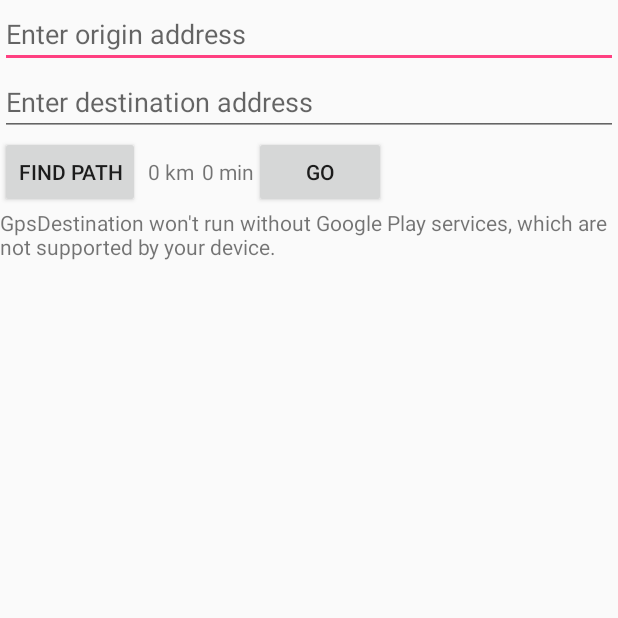
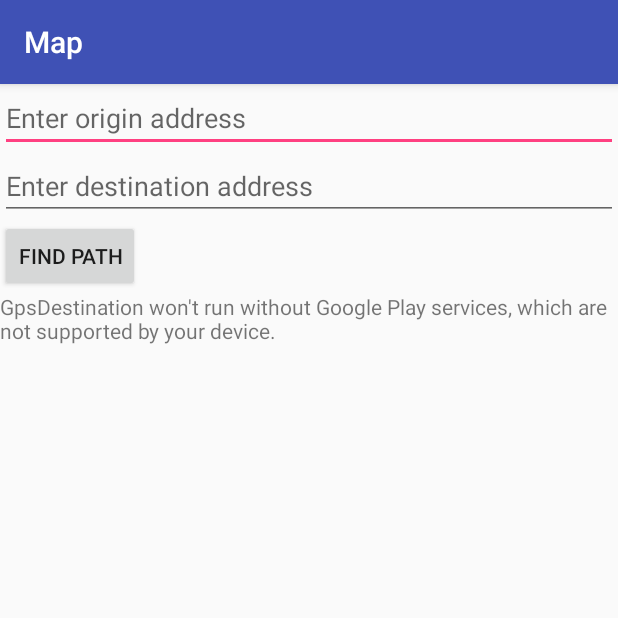
Before and after one commit to sofianepichichi/MapsDirection, an Android app: the screen it shows after launch (MapsActivity), on a phone screen of 412 x 824 dp, the top half of it. Run offline under Robolectric (Android 15) with nearby library versions, the phone set to English and light mode, and no system bars.

Commit message:
distance

```diff
--- a/app/src/debug/res/values/google_maps_api.xml
+++ b/app/src/debug/res/values/google_maps_api.xml
@@ -20,5 +20,5 @@
     Once you have your key (it starts with "AIza"), replace the "google_maps_key"
     string in this file.
     -->
-    <string name="google_maps_key" templateMergeStrategy="preserve" translatable="false">AIzaSyBJzwkTeSpNVikBsXCXIruRvUIbNQOR9Nw</string>
+    <string name="google_maps_key" templateMergeStrategy="preserve" translatable="false">YOUR KEY</string>
 </resources>
--- a/app/src/main/AndroidManifest.xml
+++ b/app/src/main/AndroidManifest.xml
@@ -7,6 +7,8 @@
          location permissions for the 'MyLocation' functionality.
     -->
     <uses-permission android:name="android.permission.ACCESS_FINE_LOCATION" />
+    <uses-permission android:name="android.permission.ACCESS_COARSE_LOCATION" />
+
 
     <application
         android:allowBackup="true"
@@ -25,7 +27,7 @@
         -->
         <meta-data
             android:name="com.google.android.geo.API_KEY"
-            android:value="AIzaSyBJzwkTeSpNVikBsXCXIruRvUIbNQOR9Nw" />
+            android:value=" Inserez votre clé API ici" />
 
         <activity
             android:name=".MapsActivity"
--- a/app/src/main/java/com/example/fianso/gpsdestination/DirectionFinderListener.java
+++ b/app/src/main/java/com/example/fianso/gpsdestination/DirectionFinderListener.java
@@ -1,8 +1,10 @@
 package com.example.fianso.gpsdestination;
+
+import android.widget.TextView;
 
 import java.util.List;
 
 interface DirectionFinderListener {
     void onDirectionFinderStart();
-    void onDirectionFinderSuccess(List<Route> route);
+    void onDirectionFinderSuccess(List<Route> routes);
 }
--- /dev/null
+++ b/app/src/main/java/com/example/fianso/gpsdestination/MapServiceInter.java
@@ -0,0 +1,17 @@
+package com.example.fianso.gpsdestination;
+
+import android.support.annotation.NonNull;
+
+interface MapServiceInter {
+
+
+    void initMap();
+
+    void getLocationPermission();
+    void OnrequestPermission(int requestCode,
+                             @NonNull String permissions[],
+                             @NonNull int[] grantResults);
+    void updateLocationUI();
+    void getDeviceLocation();
+    void cleanMap();
+}
--- a/app/src/main/java/com/example/fianso/gpsdestination/MapsActivity.java
+++ b/app/src/main/java/com/example/fianso/gpsdestination/MapsActivity.java
@@ -1,64 +1,39 @@
 package com.example.fianso.gpsdestination;
 
-import android.Manifest;
-import android.app.ProgressDialog;
-import android.content.pm.PackageManager;
-import android.graphics.Color;
-import android.location.Address;
-import android.location.Geocoder;
-import android.support.v4.app.ActivityCompat;
-import android.support.v4.app.FragmentActivity;
+import android.support.annotation.NonNull;
 import android.os.Bundle;
+import android.support.v7.app.AppCompatActivity;
 import android.view.View;
 import android.widget.Button;
 import android.widget.EditText;
 import android.widget.TextView;
 import android.widget.Toast;
 
-import com.google.android.gms.maps.CameraUpdate;
-import com.google.android.gms.maps.CameraUpdateFactory;
-import com.google.android.gms.maps.GoogleMap;
-import com.google.android.gms.maps.OnMapReadyCallback;
-import com.google.android.gms.maps.SupportMapFragment;
-import com.google.android.gms.maps.model.BitmapDescriptor;
-import com.google.android.gms.maps.model.BitmapDescriptorFactory;
-import com.google.android.gms.maps.model.LatLng;
-import com.google.android.gms.maps.model.Marker;
-import com.google.android.gms.maps.model.MarkerOptions;
-import com.google.android.gms.maps.model.Polyline;
-import com.google.android.gms.maps.model.PolylineOptions;
-
-import java.io.IOException;
 import java.io.UnsupportedEncodingException;
-import java.util.ArrayList;
 import java.util.List;
 
-public class MapsActivity extends FragmentActivity implements OnMapReadyCallback, DirectionFinderListener {
+public class MapsActivity extends AppCompatActivity implements DirectionFinderListener {
 
-    private GoogleMap mMap;
 
 
     EditText txt1;
+    TextView textRoute;
+    TextView textDistance;
     EditText txt2;
-    Button btn;
+
     Button btnPath;
-    private List<Marker> originMarkers = new ArrayList<>();
-    private List<Marker> destinationMarkers = new ArrayList<>();
-    private List<Polyline> polylinePaths = new ArrayList<>();
-    private ProgressDialog progressDialog;
 
+    private MapService mMapService;
     @Override
     protected void onCreate(Bundle savedInstanceState) {
         super.onCreate(savedInstanceState);
         setContentView(R.layout.activity_maps);
         txt2 = (EditText) findViewById(R.id.etDestination);
-        btn = (Button) findViewById(R.id.btnLocation);
-        txt1 =(EditText) findViewById(R.id.etOrigin);
-        btnPath =(Button) findViewById(R.id.btnFindPath);
-        // Obtain the SupportMapFragment and get notified when the map is ready to be used.
-        SupportMapFragment mapFragment = (SupportMapFragment) getSupportFragmentManager()
-                .findFragmentById(R.id.map);
-        mapFragment.getMapAsync(this); // la méthode qui démarre le service de la carte map
+      //btn = (Button) findViewById(R.id.btnLocation);
+        txt1 = (EditText) findViewById(R.id.etOrigin);
+        btnPath = (Button) findViewById(R.id.btnFindPath);
+        textRoute =  ((TextView) findViewById(R.id.tvDuration));
+        textDistance =((TextView) findViewById(R.id.tvDistance));
 
 
         btnPath.setOnClickListener(new View.OnClickListener() {
@@ -71,8 +46,18 @@ public class MapsActivity extends FragmentActivity implements OnMapReadyCallback
                 }
             }
         });
+
+        this.mMapService = new MapService(MapsActivity.this);
+        this.mMapService.initMap();
     }
 
+
+    @Override
+    public void onRequestPermissionsResult(int requestCode,
+                                           @NonNull String permissions[],
+                                           @NonNull int[] grantResults) {
+        this.mMapService.OnrequestPermission(requestCode, permissions, grantResults);
+    }
 
     private void sendRequest() throws UnsupportedEncodingException {
         String origin = txt1.getText().toString();
@@ -90,103 +75,17 @@ public class MapsActivity extends FragmentActivity implements OnMapReadyCallback
     }
 
 
-    /**
-     * Manipulates the map once available.
-     * This callback is triggered when the map is ready to be used.
-     * This is where we can add markers or lines, add listeners or move the camera. In this case,
-     * we just add a marker near Sydney, Australia.
-     * If Google Play services is not installed on the device, the user will be prompted to install
-     * it inside the SupportMapFragment. This method will only be triggered once the user has
-     * installed Google Play services and returned to the app.
-     */
-    @Override
-    public void onMapReady(GoogleMap googleMap) {
-        mMap = googleMap;
-
-        // Add a marker in Sydney and move the camera
-        LatLng sydney = new LatLng(-34, 151);
-        mMap.addMarker(new MarkerOptions().position(sydney).title("Marker in Sydney")
-        //.icon(BitmapDescriptorFactory.fromResource(R.drawable.img_548403))
-        );
-
-        mMap.moveCamera(CameraUpdateFactory.newLatLng(sydney));
-
-        if (ActivityCompat.checkSelfPermission(this, Manifest.permission.ACCESS_FINE_LOCATION) != PackageManager.PERMISSION_GRANTED && ActivityCompat.checkSelfPermission(this, Manifest.permission.ACCESS_COARSE_LOCATION) != PackageManager.PERMISSION_GRANTED) {
-            // TODO: Consider calling
-            //    ActivityCompat#requestPermissions
-            // here to request the missing permissions, and then overriding
-            //   public void onRequestPermissionsResult(int requestCode, String[] permissions,
-            //                                          int[] grantResults)
-            // to handle the case where the user grants the permission. See the documentation
-            // for ActivityCompat#requestPermissions for more details.
-            return;
-        }
-        mMap.setMyLocationEnabled(true); // afficher l'emplacement actuel de l'utilisateur
-    }
-
-
 
     @Override
     public void onDirectionFinderStart() {
-        progressDialog = ProgressDialog.show(this, "Please wait.",
-                "Finding direction..!", true);
-
-        if (originMarkers != null) {
-            for (Marker marker : originMarkers) {
-                marker.remove();
-            }
-        }
-
-        if (destinationMarkers != null) {
-            for (Marker marker : destinationMarkers) {
-                marker.remove();
-            }
-        }
-
-        if (polylinePaths != null) {
-            for (Polyline polyline:polylinePaths ) {
-                polyline.remove();
-            }
-        }
-    }
-
-
-    public void FindOnMap(){
-
-
+        this.mMapService.onDirectionFinderStart();
     }
 
     @Override
     public void onDirectionFinderSuccess(List<Route> routes) {
-        progressDialog.dismiss();
-        polylinePaths = new ArrayList<>();
-        originMarkers = new ArrayList<>();
-        destinationMarkers = new ArrayList<>();
 
-        for (Route route : routes) {
-            mMap.moveCamera(CameraUpdateFactory.newLatLngZoom(route.startLocation, 16));
-            ((TextView) findViewById(R.id.tvDuration)).setText(route.duration.text);
-            ((TextView) findViewById(R.id.tvDistance)).setText(route.distance.text);
+        this.mMapService.onDirectionFinderSuccess(routes);
 
-            originMarkers.add(mMap.addMarker(new MarkerOptions()
-                    //.icon(BitmapDescriptorFactory.fromResource(R.drawable.start_blue))
-                    .title(route.startAddress)
-                    .position(route.startLocation)));
-            destinationMarkers.add(mMap.addMarker(new MarkerOptions()
-                   // .icon(BitmapDescriptorFactory.fromResource(R.drawable.end_green))
-                    .title(route.endAddress)
-                    .position(route.endLocation)));
-
-            PolylineOptions polylineOptions = new PolylineOptions().
-                    geodesic(true).
-                    color(Color.BLUE).
-                    width(10);
-
-            for (int i = 0; i < route.points.size(); i++)
-                polylineOptions.add(route.points.get(i));
-
-            polylinePaths.add(mMap.addPolyline(polylineOptions));
-        }
     }
 
 }
--- a/app/src/main/res/layout/activity_maps.xml
+++ b/app/src/main/res/layout/activity_maps.xml
@@ -31,34 +31,14 @@
             android:text="Find path"
             android:id="@+id/btnFindPath" />
 
-        <TextView
-            android:layout_marginLeft="5dp"
-            android:layout_width="wrap_content"
-            android:layout_height="wrap_content"
-            android:text="0 km"
-            android:id="@+id/tvDistance" />
 
-        <TextView
-            android:layout_marginLeft="5dp"
-            android:layout_width="wrap_content"
-            android:layout_height="wrap_content"
-            android:text="0 min"
-            android:id="@+id/tvDuration" />
-
-        <Button
-            android:id="@+id/btnLocation"
-            android:layout_width="wrap_content"
-            android:layout_height="wrap_content"
-            android:onClick="findOnMap"
-            android:text="Go" />
     </LinearLayout>
-
 
 
     <fragment
         android:id="@+id/map"
         android:name="com.google.android.gms.maps.SupportMapFragment"
         android:layout_width="match_parent"
-        android:layout_height="match_parent" />
+        android:layout_height="wrap_content" />
 
 </LinearLayout>
--- a/app/src/main/res/layout/maps_layout.xml
+++ b/app/src/main/res/layout/maps_layout.xml
@@ -52,7 +52,7 @@
         android:id="@+id/map"
         android:name="com.google.android.gms.maps.SupportMapFragment"
         android:layout_width="match_parent"
-        android:layout_height="match_parent"
+        android:layout_height="wrap_content"
         android:layout_alignParentBottom="true"
         android:layout_alignParentStart="true"
         tools:context=".MapsActivity"
```
Also changed, not shown: app/src/main/java/com/example/fianso/gpsdestination/DirectionFinder.java (+9 -7 lines), app/src/main/java/com/example/fianso/gpsdestination/MapService.java (added, +260 -0 lines).
